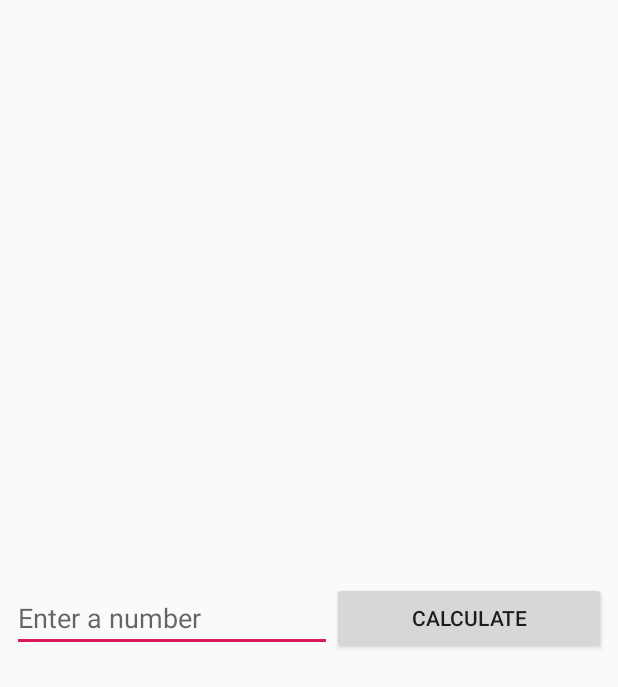
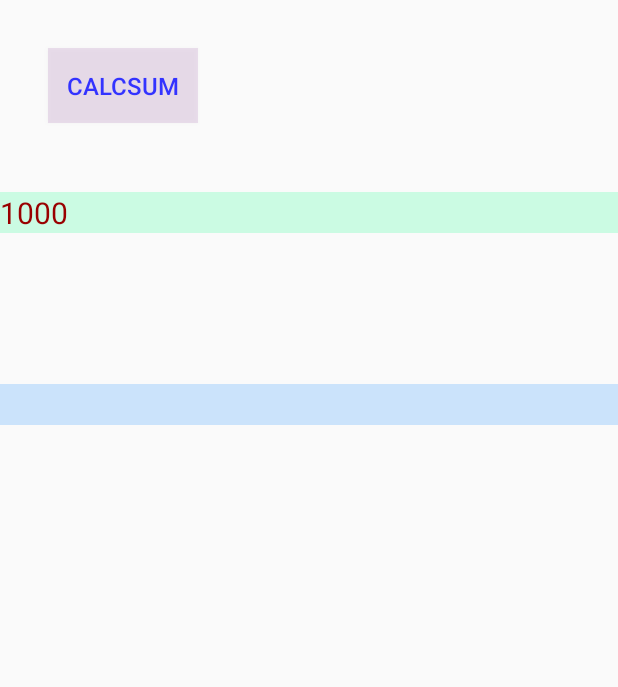
Before and after one commit to lygbuaa/HexagonDemo, an Android app: the layout activity_main_calculator.xml on its own in the app's theme, with its tools: preview values and no code run, on a phone screen of 412 x 824 dp. Shown: the top 687 px of the screen. Run offline under Robolectric (Android 15) with nearby library versions, the phone set to English and light mode, and no system bars.

Commit message:
use arm64-v8a & android_Release_aarch64
Signed-off-by: liuyongguang <liuyongguang@ainirobot.com>

```diff
--- a/app/build.gradle
+++ b/app/build.gradle
@@ -18,8 +18,8 @@ android {
         }
         ndk {
             moduleName "mainfunc"
-            abiFilter "armeabi-v7a"
-//            abiFilters 'arm64-v8a'
+//            abiFilter "armeabi-v7a"
+            abiFilters "arm64-v8a"
             ldLibs "log"
         }
     }
--- a/app/src/main/AndroidManifest.xml
+++ b/app/src/main/AndroidManifest.xml
@@ -10,15 +10,15 @@
         android:supportsRtl="true"
         android:theme="@style/AppTheme">
         <activity
-            android:name=".MainActivity"
+            android:name=".MainCalculator"
             android:label="@string/app_name"
             android:theme="@style/AppTheme.NoActionBar">
             <intent-filter>
                 <action android:name="android.intent.action.MAIN" />
-
                 <category android:name="android.intent.category.LAUNCHER" />
             </intent-filter>
         </activity>
+
     </application>
 
 </manifest>
--- a/app/src/main/res/layout/activity_main_calculator.xml
+++ b/app/src/main/res/layout/activity_main_calculator.xml
@@ -1,41 +1,55 @@
 <?xml version="1.0" encoding="utf-8"?>
-<android.support.constraint.ConstraintLayout xmlns:android="http://schemas.android.com/apk/res/android"
-    xmlns:app="http://schemas.android.com/apk/res-auto"
-    xmlns:tools="http://schemas.android.com/tools"
-    android:layout_width="match_parent"
-    android:layout_height="match_parent"
-    tools:context=".MainCalculator">
+<FrameLayout xmlns:android="http://schemas.android.com/apk/res/android"
+    android:orientation="vertical"
+    android:layout_width="fill_parent"
+    android:layout_height="fill_parent"
+    android:id="@+id/root">
 
     <EditText
-        android:id="@+id/editText"
-        android:layout_width="wrap_content"
+        android:id="@+id/inputText"
+        android:layout_marginBottom="16dp"
+        android:layout_marginStart="0dp"
+        android:layout_marginTop="128dp"
+        android:ems="10"
+        android:visibility="visible"
+        android:autofillHints=""
+        android:layout_width="fill_parent"
         android:layout_height="wrap_content"
+        android:textSize="20sp"
+        android:background="#3311ff88"
+        android:textColor="#ff990000"
+        android:text="1000"
+        />
+
+    <EditText
+        android:id="@+id/resultText"
         android:layout_marginBottom="16dp"
-        android:layout_marginLeft="8dp"
-        android:layout_marginStart="8dp"
-        android:layout_marginTop="16dp"
+        android:layout_marginStart="0dp"
+        android:layout_marginTop="256dp"
         android:ems="10"
-        android:inputType="textPersonName"
-        android:hint="@string/edit_message"
         android:visibility="visible"
-        app:layout_constraintBottom_toBottomOf="parent"
-        app:layout_constraintEnd_toStartOf="@+id/button"
-        app:layout_constraintStart_toStartOf="parent"
-        app:layout_constraintTop_toTopOf="parent" />
+        android:autofillHints=""
+        android:layout_width="fill_parent"
+        android:layout_height="wrap_content"
+        android:textSize="20sp"
+        android:background="#331188ff"
+        android:textColor="#ff990000"
+        android:text=" "
+        android:clickable="false"
+        />
 
     <Button
-        android:id="@+id/button"
-        android:layout_width="0dp"
-        android:layout_height="wrap_content"
-        android:layout_marginBottom="16dp"
-        android:layout_marginEnd="8dp"
-        android:layout_marginRight="8dp"
-        android:layout_marginTop="16dp"
+        android:id="@+id/bt_calc"
+        android:layout_marginStart="32dp"
+        android:layout_marginTop="32dp"
         android:onClick="sendMessage"
         android:text="@string/button_send"
-        app:layout_constraintBottom_toBottomOf="parent"
-        app:layout_constraintEnd_toEndOf="parent"
-        app:layout_constraintHorizontal_bias="0.5"
-        app:layout_constraintStart_toEndOf="@+id/editText"
-        app:layout_constraintTop_toTopOf="parent" />
-</android.support.constraint.ConstraintLayout>
+        android:layout_width="100dp"
+        android:layout_height="50dp"
+        android:textSize="16sp"
+        android:padding="1dp"
+        android:textColor="#ff3333ff"
+        android:background="#22883399"
+        android:gravity="center"
+        />
+</FrameLayout>
--- a/app/src/main/res/values/strings.xml
+++ b/app/src/main/res/values/strings.xml
@@ -2,6 +2,6 @@
     <string name="app_name">HexagonDemo</string>
     <string name="action_settings">Settings</string>
     <string name="edit_message">Enter a number</string>
-    <string name="button_send">Calculate</string>
+    <string name="button_send">CalcSum</string>
     <string name="result_view">Result</string>
 </resources>
```
Also changed, not shown: app/src/main/java/com/hexagondemo/calculator/DisplayResult.java (deleted, +0 -24 lines), app/src/main/java/com/hexagondemo/calculator/MainActivity.java (deleted, +0 -56 lines), app/src/main/java/com/hexagondemo/calculator/MainCalculator.java (+22 -12 lines), app/src/main/res/layout/activity_display_result.xml (+17 -20 lines), 2 other files.
